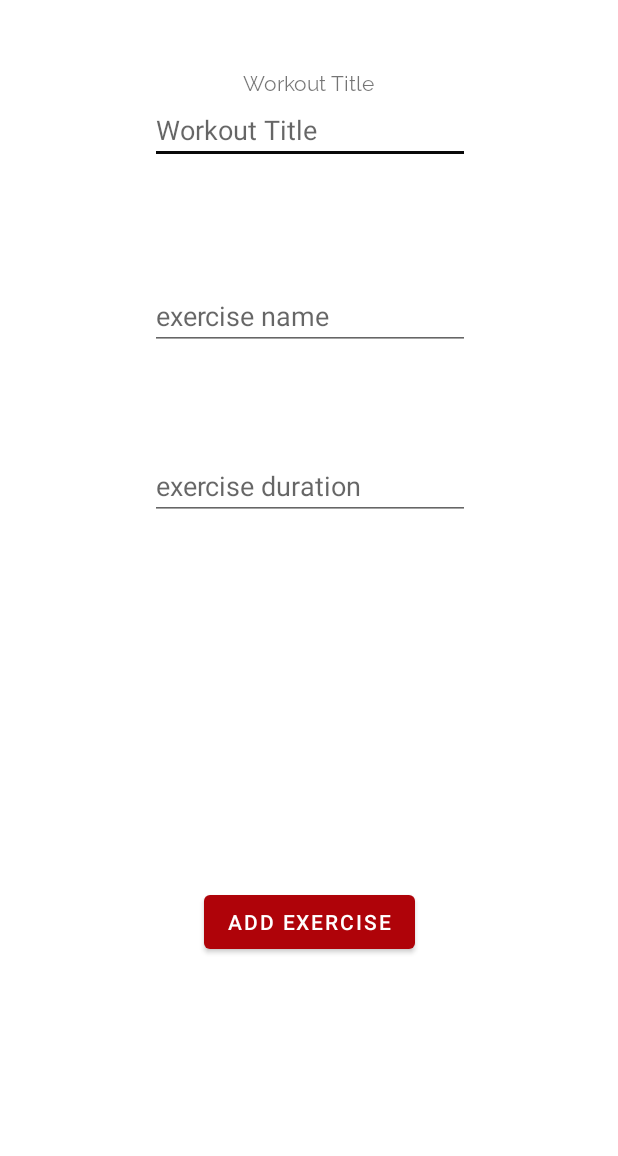
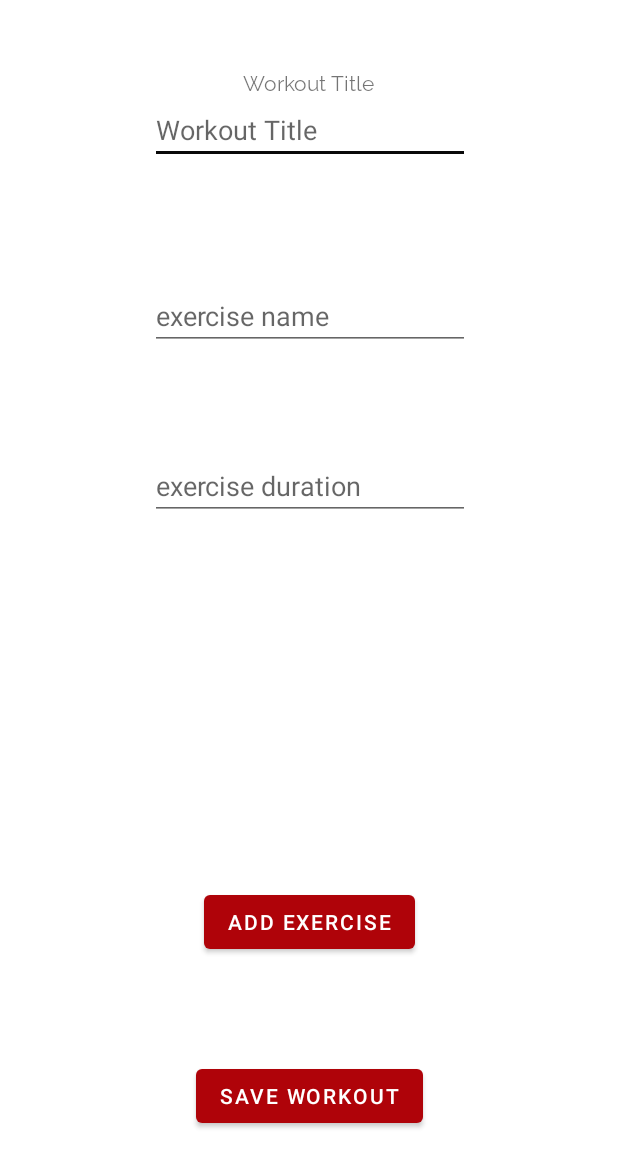
Before and after one commit to D-Kennedy98/WorkoutTimer, an Android app: the screen it shows after launch (CreateWorkoutActivity), after a tap on "Workouts", on a phone screen of 412 x 824 dp, the part 80-1236 px from its top. Run offline under Robolectric (Android 15) with nearby library versions, the phone set to English and light mode, and no system bars; our stand-ins replace Room's generated code; 6 statements that could not run were skipped.

```diff
--- a/app/src/main/java/com/dk/workouttimer/activities/WorkoutsActivity.java
+++ b/app/src/main/java/com/dk/workouttimer/activities/WorkoutsActivity.java
@@ -41,10 +41,10 @@ public class WorkoutsActivity extends AppCompatActivity {
         setContentView(R.layout.activity_workouts);
 
         // create data
-        Exercise e1 = new Exercise("e1", 10);
+        Exercise e1 = new Exercise("e1", 7);
         Exercise e2 = new Exercise("e2", 5);
-        Exercise e3 = new Exercise("e3", 25);
-        Exercise e4 = new Exercise("e4", 75);
+        Exercise e3 = new Exercise("e3", 10);
+        Exercise e4 = new Exercise("e4", 4);
 
         mExerciseList1.add(e1);
         mExerciseList1.add(e2);
@@ -52,25 +52,28 @@ public class WorkoutsActivity extends AppCompatActivity {
         mExerciseList2.add(e3);
         mExerciseList2.add(e4);
 
-        Workout workout1 = new Workout("Workout 1", 5, 10, mExerciseList1);
+        Workout workout1 = new Workout("Workout 1", 10, 10, mExerciseList1);
         Workout workout2 = new Workout("Workout 2", 15, 30, mExerciseList2);
+        Workout workout3 = new Workout("Workout 3", 5, 1, mExerciseList2);
 
-        // com.dk.workouttimer.database operations
-        App app = (App)getApplication();
-        app.workoutDao.clearTable();
+        // database operations
+        final App app = (App)getApplication();
+       // app.workoutDao.clearTable();
 
         app.workoutDao.insertWorkout(workout1);
         app.workoutDao.insertWorkout(workout2);
+        app.workoutDao.insertWorkout(workout3);
 
         mWorkoutArrayList = (ArrayList<Workout>) app.workoutDao.loadAllWorkouts();
-        Log.i("List size", String.valueOf(mWorkoutArrayList.size()));
-        for (Workout workout: mWorkoutArrayList) {
-            Log.i("workout", workout.getTitle());
-            for(int i = 0; i < mWorkoutArrayList.size(); i++) {
-               Log.i("Exercise",workout.getExerciseList().get(i).getName());
+
+        // log retried workouts and their associated exercises
+        for (int i = 0; i < mWorkoutArrayList.size(); i++) {
+            Log.i("workout", mWorkoutArrayList.get(i).getTitle());
+
+            for (int j = 0; j < mWorkoutArrayList.get(i).getExerciseList().size(); j++) {
+                Log.i("Exercise", mWorkoutArrayList.get(i).getExerciseList().get(j).getName());
             }
         }
-
 
         setViews();
 
@@ -86,6 +89,7 @@ public class WorkoutsActivity extends AppCompatActivity {
 
     /**
      * set up UI views
+     * TODO: Refactor
      */
     private void setViews() {
 
--- a/app/src/main/java/com/dk/workouttimer/database/Converter.java
+++ b/app/src/main/java/com/dk/workouttimer/database/Converter.java
@@ -24,7 +24,7 @@ public class Converter {
      * @return string form of List<Exercise>
      */
     @TypeConverter
-    public String ListToString(List<Exercise> exerciseList) {
+    public String listToString(List<Exercise> exerciseList) {
         if(exerciseList == null) {
             return null;
         }
@@ -41,7 +41,7 @@ public class Converter {
      * @return original List<Exercise> that was stored in com.dk.workouttimer.database
      */
     @TypeConverter
-    public List<Exercise> StringToWorkout(String exercisesString) {
+    public List<Exercise> stringToList(String exercisesString) {
         if(exercisesString == null) {
             return null;
         }
--- a/app/src/main/java/com/dk/workouttimer/models/Exercise.java
+++ b/app/src/main/java/com/dk/workouttimer/models/Exercise.java
@@ -55,7 +55,7 @@ public class Exercise implements Parcelable {
     }
 
     public void setDuration(int duration) {
-        this.mDuration = duration * 1000;
+        this.mDuration = duration;
     }
 
 }
--- a/app/src/main/res/layout/activity_create_workout.xml
+++ b/app/src/main/res/layout/activity_create_workout.xml
@@ -105,5 +105,15 @@
         app:layout_constraintStart_toStartOf="parent"
         app:layout_constraintTop_toBottomOf="@+id/header" />
 
+    <Button
+        android:id="@+id/save_btn"
+        android:layout_width="wrap_content"
+        android:layout_height="wrap_content"
+        android:layout_marginBottom="16dp"
+        android:text="@string/save_workout"
+        app:layout_constraintBottom_toBottomOf="parent"
+        app:layout_constraintEnd_toEndOf="parent"
+        app:layout_constraintStart_toStartOf="parent" />
+
 
 </androidx.constraintlayout.widget.ConstraintLayout>
--- a/app/src/main/res/values/strings.xml
+++ b/app/src/main/res/values/strings.xml
@@ -57,6 +57,7 @@
     <string name="exercise_name">exercise name</string>
     <string name="duration">Duration %d</string>
     <string name="number_of_exercises">No. exercises</string>
+    <string name="save_workout">Save Workout</string>
 
 
 </resources>
```
Also changed, not shown: app/src/main/java/com/dk/workouttimer/activities/CreateWorkoutActivity.java (+109 -59 lines), app/src/main/java/com/dk/workouttimer/activities/TimerActivity.java (+21 -5 lines).
